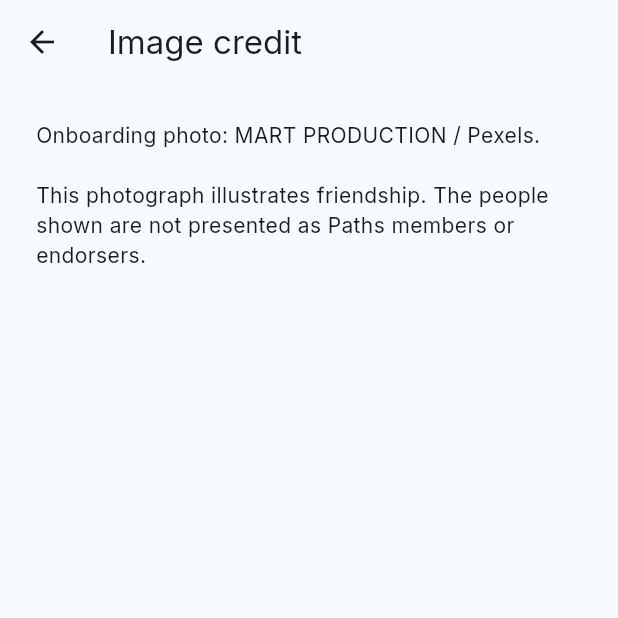
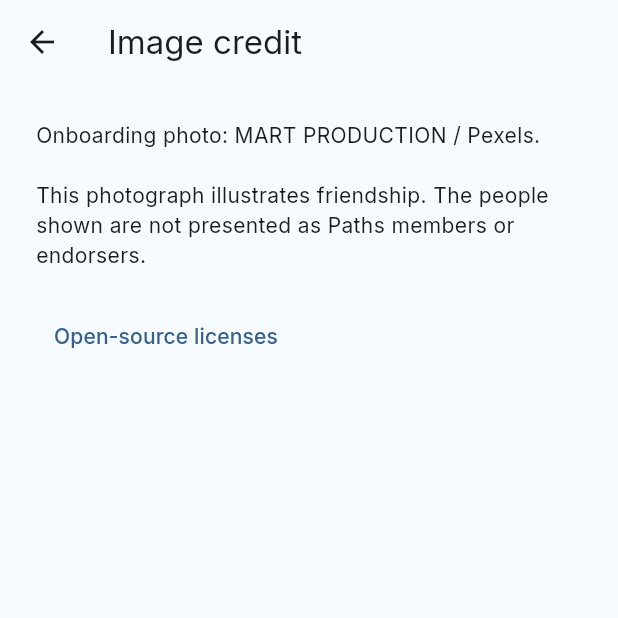
Before and after one commit to awais-ur-rehman/paths-mobile, a Flutter app: the ImageCredits screen opened directly, on a phone screen of 412 x 824 dp, the top half of it. Run offline on Flutter 3.47's test engine with Material 3 defaults, Android fonts, the phone set to English and light mode, and no system bars; our stand-ins replace dio, flutter_bloc, flutter_secure_storage, go_router, shared_preferences; accounts and stored records are empty.

Commit message:
Bundle font licenses and pin the logout contract

```diff
--- a/lib/features/auth/presentation/entry_screens.dart
+++ b/lib/features/auth/presentation/entry_screens.dart
@@ -161,11 +161,22 @@ class ImageCredits extends StatelessWidget {
   @override
   Widget build(BuildContext context) => Scaffold(
     appBar: AppBar(title: const Text('Image credit')),
-    body: const SafeArea(
-      child: Padding(
-        padding: EdgeInsets.all(24),
-        child: Text(
-          'Onboarding photo: MART PRODUCTION / Pexels.\n\nThis photograph illustrates friendship. The people shown are not presented as Paths members or endorsers.',
+    body: SafeArea(
+      child: SingleChildScrollView(
+        padding: const EdgeInsets.all(24),
+        child: Column(
+          crossAxisAlignment: CrossAxisAlignment.start,
+          children: [
+            const Text(
+              'Onboarding photo: MART PRODUCTION / Pexels.\n\nThis photograph illustrates friendship. The people shown are not presented as Paths members or endorsers.',
+            ),
+            const SizedBox(height: 20),
+            TextButton(
+              onPressed: () =>
+                  showLicensePage(context: context, applicationName: 'Paths'),
+              child: const Text('Open-source licenses'),
+            ),
+          ],
         ),
       ),
     ),
--- a/lib/main.dart
+++ b/lib/main.dart
@@ -1,3 +1,5 @@
+import 'app/brand_licenses.dart';
+
 import 'dart:async';
 
 import 'package:flutter/material.dart';
@@ -16,6 +18,7 @@ import 'features/auth/presentation/auth_cubit.dart';
 
 void main() {
   WidgetsFlutterBinding.ensureInitialized();
+  registerBrandLicenses();
   runApp(const PathsApp());
 }
 
--- a/lib/main_phase0.dart
+++ b/lib/main_phase0.dart
@@ -1,3 +1,5 @@
+import 'app/brand_licenses.dart';
+
 import 'package:flutter/material.dart';
 
 import 'app/theme/paths_theme.dart';
@@ -5,6 +7,7 @@ import 'app/experiment_router.dart';
 
 void main() {
   WidgetsFlutterBinding.ensureInitialized();
+  registerBrandLicenses();
   runApp(const PathsExperimentApp());
 }
 
--- a/pubspec.yaml
+++ b/pubspec.yaml
@@ -29,6 +29,8 @@ flutter:
     - assets/brand/paths-symbol.png
     - assets/brand/paths-logo-ink.png
     - assets/onboarding/friends-walking.jpg
+    - assets/fonts/Inter-OFL.txt
+    - assets/fonts/LilitaOne-OFL.txt
   fonts:
     - family: Inter
       fonts:
```
Also changed, not shown: lib/app/brand_licenses.dart (added, +15 -0 lines), openapi/paths.v1.json (+10 -0 lines), lib/core/network/generated/api_contract.dart.
